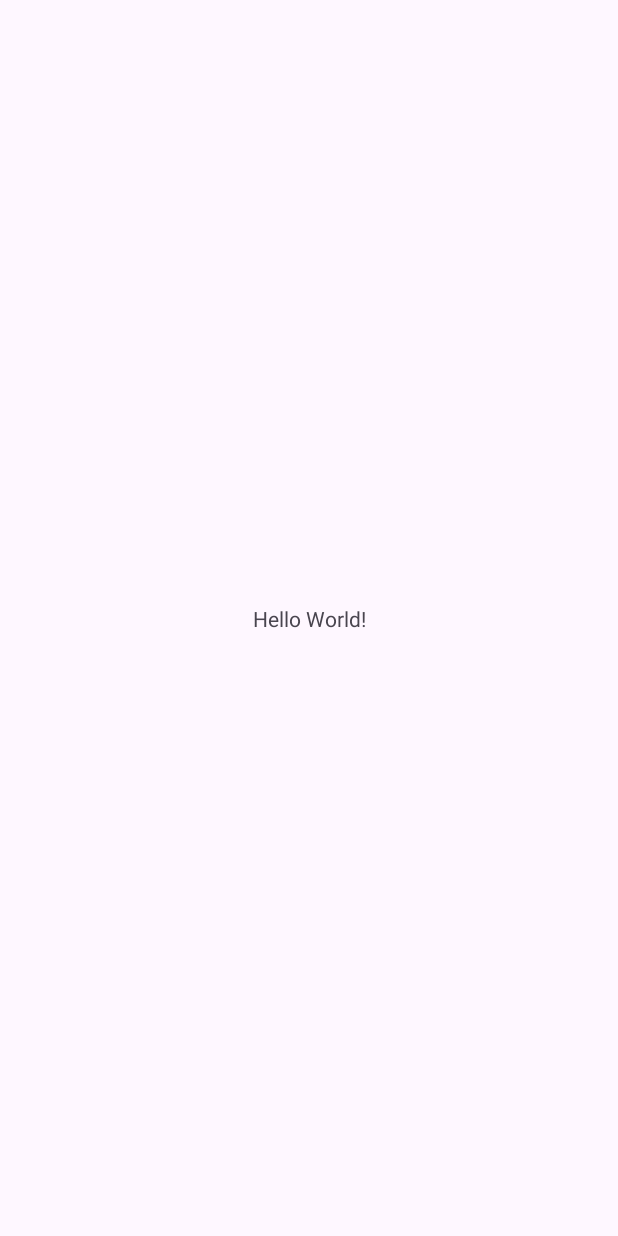
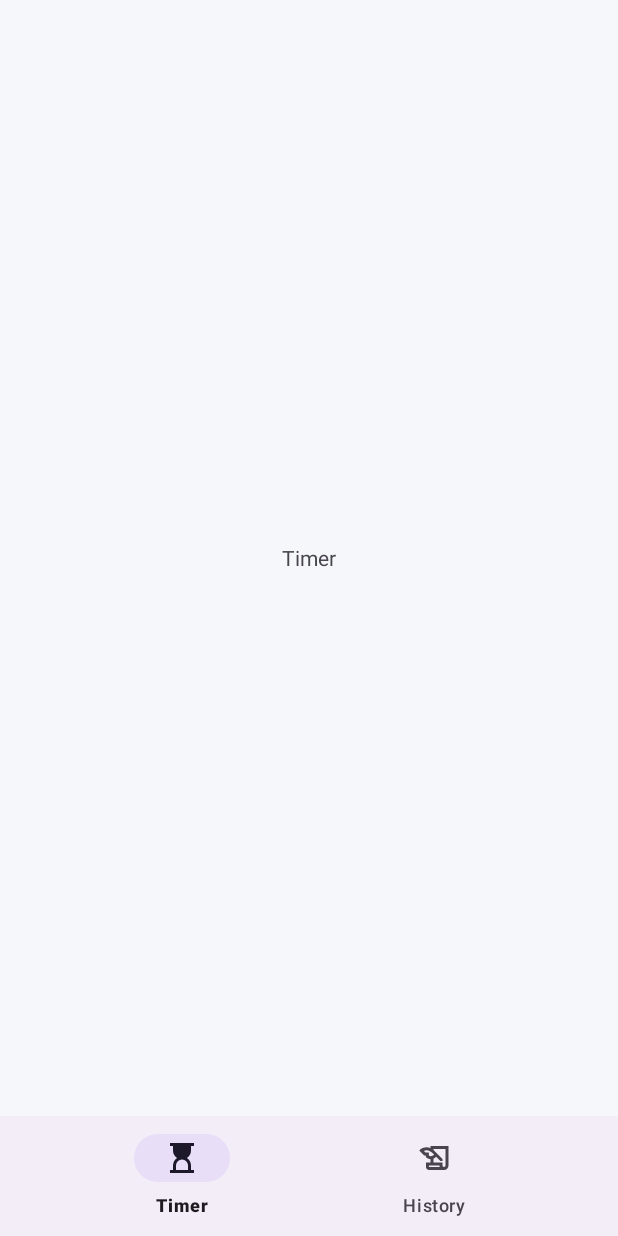
Before and after one commit to denisa1707mail-code/PomodoRain, an Android app: the screen it shows after launch (MainActivity), on a phone screen of 412 x 824 dp. Before the commit the screen is almost empty. Run offline under Robolectric (Android 15) with nearby library versions, the phone set to English and light mode, and no system bars; our stand-ins replace Dagger/Hilt's generated code, navigation-ui.

Commit message:
feat(nav): добавил локализацию, bottom menu, и фундамент для navigation: NavGraph, BottomNavigationView, TimerFragment HistoryFragment

```diff
--- a/app/src/main/AndroidManifest.xml
+++ b/app/src/main/AndroidManifest.xml
@@ -8,10 +8,11 @@
         android:label="@string/app_name"
         android:roundIcon="@mipmap/ic_launcher_round"
         android:supportsRtl="true"
-        android:theme="@style/Theme.PomodoRain">
+        android:theme="@style/Base.Theme.PomodoRain">
         <activity
             android:name=".MainActivity"
             android:exported="true">
+            <nav-graph android:value="@navigation/nav_graph" />
             <intent-filter>
                 <action android:name="android.intent.action.MAIN" />
 
--- a/app/src/main/java/com/example/pomodorain/MainActivity.kt
+++ b/app/src/main/java/com/example/pomodorain/MainActivity.kt
@@ -1,20 +1,30 @@
 package com.example.pomodorain
 
 import android.os.Bundle
-import androidx.activity.enableEdgeToEdge
 import androidx.appcompat.app.AppCompatActivity
-import androidx.core.view.ViewCompat
-import androidx.core.view.WindowInsetsCompat
+import androidx.navigation.fragment.NavHostFragment
+import androidx.navigation.ui.setupWithNavController
+import com.example.pomodorain.databinding.ActivityMainBinding
+import dagger.hilt.android.AndroidEntryPoint
 
+@AndroidEntryPoint
 class MainActivity : AppCompatActivity() {
+
+    private var _binding: ActivityMainBinding? = null
+    private val binding: ActivityMainBinding
+        get() = _binding ?: throw IllegalStateException("ActivityMainBinding for MainActivity must not be null")
+
     override fun onCreate(savedInstanceState: Bundle?) {
         super.onCreate(savedInstanceState)
-        enableEdgeToEdge()
-        setContentView(R.layout.activity_main)
-        ViewCompat.setOnApplyWindowInsetsListener(findViewById(R.id.main)) { v, insets ->
-            val systemBars = insets.getInsets(WindowInsetsCompat.Type.systemBars())
-            v.setPadding(systemBars.left, systemBars.top, systemBars.right, systemBars.bottom)
-            insets
-        }
+//        enableEdgeToEdge()
+        _binding = ActivityMainBinding.inflate(layoutInflater)
+
+        setContentView(binding.root)
+
+        val navHostFragment = supportFragmentManager.findFragmentById(R.id.nav_host_fragment) as NavHostFragment
+        val navController = navHostFragment.navController
+
+        binding.bottomNav.setupWithNavController(navController)
+
     }
 }
--- /dev/null
+++ b/app/src/main/java/com/example/pomodorain/ui/history/HistoryFragment.kt
@@ -0,0 +1,32 @@
+package com.example.pomodorain.ui.history
+
+import android.os.Bundle
+import android.view.LayoutInflater
+import android.view.View
+import android.view.ViewGroup
+import androidx.fragment.app.Fragment
+import com.example.pomodorain.databinding.FragmentHistoryBinding
+import dagger.hilt.android.AndroidEntryPoint
+
+@AndroidEntryPoint
+class HistoryFragment : Fragment() {
+
+    private var _binding: FragmentHistoryBinding? = null
+    private val binding: FragmentHistoryBinding
+        get() = _binding ?: throw IllegalStateException("FragmentHistoryBinding for HistoryFragment must not be null")
+
+    override fun onCreateView(
+        inflater: LayoutInflater,
+        container: ViewGroup?,
+        savedInstanceState: Bundle?
+    ): View {
+        _binding = FragmentHistoryBinding.inflate(inflater, container, false)
+        return binding.root
+    }
+
+    override fun onDestroyView() {
+        super.onDestroyView()
+        _binding = null
+    }
+
+}
--- /dev/null
+++ b/app/src/main/java/com/example/pomodorain/ui/timer/TimerFragment.kt
@@ -0,0 +1,32 @@
+package com.example.pomodorain.ui.timer
+
+import android.os.Bundle
+import android.view.LayoutInflater
+import android.view.View
+import android.view.ViewGroup
+import androidx.fragment.app.Fragment
+import com.example.pomodorain.databinding.FragmentTimerBinding
+import dagger.hilt.android.AndroidEntryPoint
+
+@AndroidEntryPoint
+class TimerFragment : Fragment() {
+
+    private var _binding: FragmentTimerBinding? = null
+    private val binding: FragmentTimerBinding
+        get() = _binding ?: throw IllegalStateException("FragmentTimerBinding for TimerFragment must not be null")
+
+    override fun onCreateView(
+        inflater: LayoutInflater,
+        container: ViewGroup?,
+        savedInstanceState: Bundle?
+    ): View {
+        _binding = FragmentTimerBinding.inflate(inflater, container,  false)
+        return binding.root
+    }
+
+    override fun onDestroyView() {
+        super.onDestroyView()
+        _binding = null
+    }
+
+}
--- /dev/null
+++ b/app/src/main/res/drawable/ic_menu_history.xml
@@ -0,0 +1,9 @@
+<vector xmlns:android="http://schemas.android.com/apk/res/android"
+    android:width="24dp"
+    android:height="24dp"
+    android:viewportWidth="24"
+    android:viewportHeight="24">
+  <path
+      android:pathData="M8,20q-0.82,0 -1.41,-0.59T6,18L6,15L9,15L9,12.75Q8.13,12.7 7.34,12.36T5.9,11.35v-1.1L4.75,10.25L1.5,7Q2.4,5.85 3.73,5.38T6.4,4.9Q7.08,4.9 7.71,5T9,5.38L9,4L21,4L21,17q0,1.25 -0.88,2.13T18,20L8,20ZM11,15h6v2q0,0.43 0.29,0.71T18,18t0.71,-0.29Q19,17.43 19,17L19,6L11,6L11,6.6l6,6L17,14L15.6,14l-2.85,-2.85l-0.2,0.2q-0.35,0.35 -0.74,0.63T11,12.4L11,15ZM5.6,8.25L7.9,8.25L7.9,10.4q0.3,0.2 0.63,0.28T9.2,10.75q0.57,0 1.04,-0.18t0.91,-0.63l0.2,-0.2l-1.4,-1.4Q9.23,7.63 8.33,7.26T6.4,6.9q-0.5,0 -0.95,0.07T4.55,7.2L5.6,8.25ZM15,17L8,17v1h7.15q-0.07,-0.23 -0.11,-0.48T15,17ZM8,18q0,-0.23 0,-0.48T8,17q0,0.25 0,0.5T8,18Z"
+      android:fillColor="#FFFFFF"/>
+</vector>
--- /dev/null
+++ b/app/src/main/res/drawable/ic_menu_hourglass_top.xml
@@ -0,0 +1,9 @@
+<vector xmlns:android="http://schemas.android.com/apk/res/android"
+    android:width="24dp"
+    android:height="24dp"
+    android:viewportWidth="24"
+    android:viewportHeight="24">
+  <path
+      android:pathData="M8,20h8V17q0,-1.65 -1.17,-2.83T12,13T9.18,14.18T8,17v3ZM4,22V20H6V17q0,-1.53 0.71,-2.86T8.7,12Q7.43,11.2 6.71,9.86T6,7V4H4V2H20V4H18V7q0,1.52 -0.71,2.86T15.3,12q1.27,0.8 1.99,2.14T18,17v3h2v2H4Z"
+      android:fillColor="#e3e3e3"/>
+</vector>
--- a/app/src/main/res/layout/activity_main.xml
+++ b/app/src/main/res/layout/activity_main.xml
@@ -7,13 +7,25 @@
     android:layout_height="match_parent"
     tools:context=".MainActivity">
 
-    <TextView
-        android:layout_width="wrap_content"
+    <androidx.fragment.app.FragmentContainerView
+        android:id="@+id/nav_host_fragment"
+        android:name="androidx.navigation.fragment.NavHostFragment"
+        android:layout_width="0dp"
+        android:layout_height="0dp"
+        app:defaultNavHost="true"
+        app:navGraph="@navigation/nav_graph"
+        app:layout_constraintTop_toTopOf="parent"
+        app:layout_constraintBottom_toTopOf="@id/bottom_nav"
+        app:layout_constraintStart_toStartOf="parent"
+        app:layout_constraintEnd_toEndOf="parent" />
+
+    <com.google.android.material.bottomnavigation.BottomNavigationView
+        android:id="@+id/bottom_nav"
+        android:layout_width="0dp"
         android:layout_height="wrap_content"
-        android:text="Hello World!"
+        app:menu="@menu/nav_menu"
         app:layout_constraintBottom_toBottomOf="parent"
-        app:layout_constraintEnd_toEndOf="parent"
         app:layout_constraintStart_toStartOf="parent"
-        app:layout_constraintTop_toTopOf="parent" />
+        app:layout_constraintEnd_toEndOf="parent" />
 
 </androidx.constraintlayout.widget.ConstraintLayout>
--- /dev/null
+++ b/app/src/main/res/layout/fragment_history.xml
@@ -0,0 +1,13 @@
+<?xml version="1.0" encoding="utf-8"?>
+<FrameLayout xmlns:android="http://schemas.android.com/apk/res/android"
+    android:layout_width="match_parent"
+    android:layout_height="match_parent">
+
+    <TextView
+        android:layout_width="wrap_content"
+        android:layout_height="wrap_content"
+        android:layout_gravity="center"
+        android:text="@string/history"
+        android:textSize="24sp" />
+
+</FrameLayout>
--- /dev/null
+++ b/app/src/main/res/layout/fragment_timer.xml
@@ -0,0 +1,12 @@
+<?xml version="1.0" encoding="utf-8"?>
+<FrameLayout xmlns:android="http://schemas.android.com/apk/res/android"
+    android:layout_width="match_parent"
+    android:layout_height="match_parent">
+
+    <TextView
+        android:layout_width="wrap_content"
+        android:layout_height="wrap_content"
+        android:layout_gravity="center"
+        android:text="@string/timer"/>
+
+</FrameLayout>
--- /dev/null
+++ b/app/src/main/res/menu/nav_menu.xml
@@ -0,0 +1,14 @@
+<?xml version="1.0" encoding="utf-8"?>
+<menu xmlns:android="http://schemas.android.com/apk/res/android">
+
+    <item
+        android:id="@+id/timerFragment"
+        android:icon="@drawable/ic_menu_hourglass_top"
+        android:title="@string/timer" />
+
+    <item
+        android:id="@+id/historyFragment"
+        android:icon="@drawable/ic_menu_history"
+        android:title="@string/history" />
+
+</menu>
--- /dev/null
+++ b/app/src/main/res/navigation/nav_graph.xml
@@ -0,0 +1,21 @@
+<?xml version="1.0" encoding="utf-8"?>
+<navigation xmlns:android="http://schemas.android.com/apk/res/android"
+    xmlns:app="http://schemas.android.com/apk/res-auto"
+    xmlns:tools="http://schemas.android.com/tools"
+    android:id="@+id/nav_graph"
+    app:startDestination="@id/timerFragment">
+
+    <fragment
+        android:id="@+id/timerFragment"
+        android:name="com.example.pomodorain.ui.timer.TimerFragment"
+        android:label="@string/timer"
+        tools:layout="@layout/fragment_timer" />
+
+    <fragment
+        android:id="@+id/historyFragment"
+        android:name="com.example.pomodorain.ui.history.HistoryFragment"
+        android:label="@string/history"
+        tools:layout="@layout/fragment_history" />
+
+
+</navigation>
--- a/app/src/main/res/values/colors.xml
+++ b/app/src/main/res/values/colors.xml
@@ -2,4 +2,7 @@
 <resources>
     <color name="black">#FF000000</color>
     <color name="white">#FFFFFFFF</color>
+
+    <color name="background_light">#FFF5F7FA</color>
+
 </resources>
--- a/app/src/main/res/values/strings.xml
+++ b/app/src/main/res/values/strings.xml
@@ -1,3 +1,5 @@
 <resources>
-    <string name="app_name">PomodoRain</string>
+    <string name="app_name" translatable="false">PomodoRain</string>
+    <string name="timer">Timer</string>
+    <string name="history">History</string>
 </resources>
--- a/app/src/main/res/values/themes.xml
+++ b/app/src/main/res/values/themes.xml
@@ -1,9 +1,11 @@
 <resources xmlns:tools="http://schemas.android.com/tools">
     <!-- Base application theme. -->
     <style name="Base.Theme.PomodoRain" parent="Theme.Material3.DayNight.NoActionBar">
-        <!-- Customize your light theme here. -->
-        <!-- <item name="colorPrimary">@color/my_light_primary</item> -->
+        <item name="colorPrimary">@color/black</item>
+
+        <item name="android:windowBackground">@color/background_light</item>
+
+        <item name="colorSurface">@color/white</item>
     </style>
 
-    <style name="Theme.PomodoRain" parent="Base.Theme.PomodoRain" />
 </resources>
```
Also changed, not shown: 1 other file.
